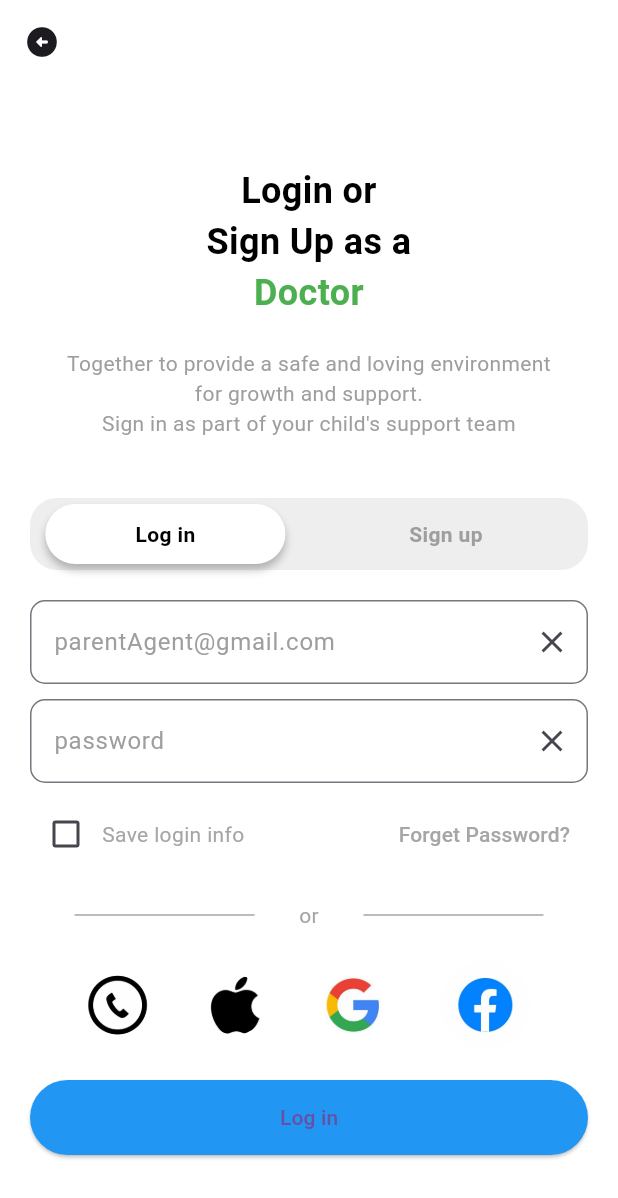
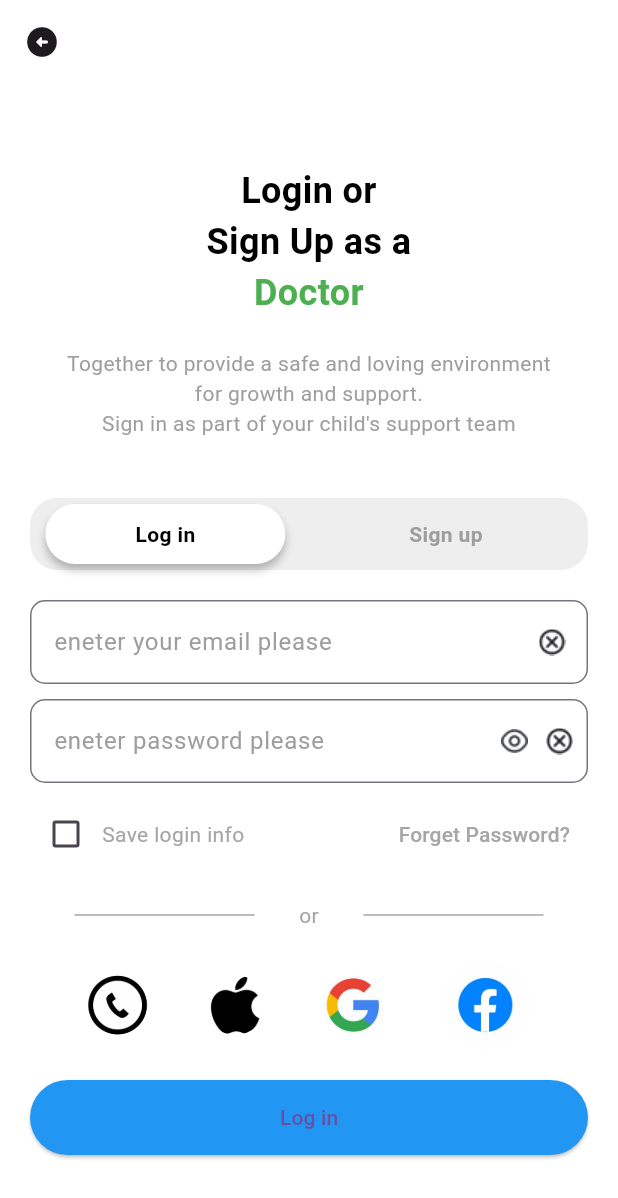
Before and after one commit to anasmohamed13/graduation_project, a Flutter app: the LoginPage screen opened directly, on a phone screen of 412 x 824 dp. Shown: the top 1198 px of the screen. Run offline on Flutter 3.47's test engine with Material 3 defaults, Android fonts, the phone set to English and light mode, and no system bars.

Commit message:
create method to build textfield & add icon cancel and eye

```diff
--- a/lib/ui/screen/sign/login/login_page.dart
+++ b/lib/ui/screen/sign/login/login_page.dart
@@ -1,4 +1,6 @@
 import 'package:flutter/material.dart';
+import 'package:garduationproject/ui/util/app_assets.dart';
+import 'package:garduationproject/ui/util/build_text_field.dart';
 import 'package:garduationproject/ui/widget/choosing_login.dart';
 import 'package:garduationproject/ui/widget/login_tabs.dart';
 
@@ -72,40 +74,86 @@ class _LoginPageState extends State<LoginPage> {
                 onToggle: toggleLoginSignUp,
               ),
               const SizedBox(height: 20),
-              TextField(
-                decoration: InputDecoration(
-                  hintText: 'parentAgent@gmail.com',
-                  hintStyle: const TextStyle(color: Colors.grey),
-                  suffixIcon: const Icon(Icons.close),
-                  border: OutlineInputBorder(
-                    borderRadius: BorderRadius.circular(10),
+              buildTextFiled(
+                  Padding(
+                    padding: const EdgeInsets.all(8),
+                    child: Image.asset(
+                      AppAssets.cancelIcon,
+                      width: 18,
+                      height: 18,
+                    ),
                   ),
-                ),
-              ),
+                  'eneter your email please'),
+              // TextField(
+              //   decoration: InputDecoration(
+              //     hintText: 'parentAgent@gmail.com',
+              //     hintStyle: const TextStyle(color: Colors.grey),
+              //     suffixIcon:  ,
+              //     border: OutlineInputBorder(
+              //       borderRadius: BorderRadius.circular(10),
+              //     ),
+              //   ),
+              // ),
               const SizedBox(height: 10),
-              TextField(
-                decoration: InputDecoration(
-                  hintText: 'password',
-                  hintStyle: const TextStyle(color: Colors.grey),
-                  suffixIcon: const Icon(Icons.close),
-                  border: OutlineInputBorder(
-                    borderRadius: BorderRadius.circular(10),
+              buildTextFiled(
+                  Padding(
+                    padding: const EdgeInsets.all(8),
+                    child: Container(
+                      width: 70,
+                      child: Row(
+                        mainAxisAlignment: MainAxisAlignment.end,
+                        children: [
+                          Image.asset(
+                            AppAssets.eyelIcon,
+                            width: 22,
+                            height: 22,
+                          ),
+                          const SizedBox(
+                            width: 8,
+                          ),
+                          Image.asset(
+                            AppAssets.cancelIcon,
+                            width: 22,
+                            height: 22,
+                          ),
+                        ],
+                      ),
+                    ),
                   ),
-                ),
-                obscureText: true,
-              ),
+                  'eneter password please '),
+              // TextField(
+              //   decoration: InputDecoration(
+              //     hintText: 'password',
+              //     hintStyle: const TextStyle(color: Colors.grey),
+              //     suffixIcon: const Icon(Icons.close),
+              //     border: OutlineInputBorder(
+              //       borderRadius: BorderRadius.circular(10),
+              //     ),
+              //   ),
+              //   obscureText: true,
+              // ),
               if (!isLogin) ...[
                 const SizedBox(height: 10),
-                TextField(
-                  decoration: InputDecoration(
-                    hintText: 'Phone Number',
-                    hintStyle: const TextStyle(color: Colors.grey),
-                    suffixIcon: const Icon(Icons.close),
-                    border: OutlineInputBorder(
-                      borderRadius: BorderRadius.circular(10),
+                buildTextFiled(
+                    Padding(
+                      padding: const EdgeInsets.all(8),
+                      child: Image.asset(
+                        AppAssets.cancelIcon,
+                        width: 18,
+                        height: 18,
+                      ),
                     ),
-                  ),
-                ),
+                    'enter your phone Number'),
+                // TextField(
+                //   decoration: InputDecoration(
+                //     hintText: 'Phone Number',
+                //     hintStyle: const TextStyle(color: Colors.grey),
+                //     suffixIcon: const Icon(Icons.close),
+                //     border: OutlineInputBorder(
+                //       borderRadius: BorderRadius.circular(10),
+                //     ),
+                //   ),
+                // ),
               ],
               const SizedBox(height: 10),
               Row(
--- a/lib/ui/util/app_assets.dart
+++ b/lib/ui/util/app_assets.dart
@@ -11,4 +11,6 @@ abstract class AppAssets {
   static const String gmail = 'assets/gmail.png';
   static const String facebook = 'assets/facebook.jpg';
   static const String appleID = 'assets/AppleID.png';
+  static const String cancelIcon = 'assets/cancelicon.png';
+  static const String eyelIcon = 'assets/eyeicon.png';
 }
--- /dev/null
+++ b/lib/ui/util/build_text_field.dart
@@ -0,0 +1,14 @@
+import 'package:flutter/material.dart';
+
+buildTextFiled(Widget? suffixIcon, String hintText) {
+  return TextField(
+    decoration: InputDecoration(
+      hintText: hintText,
+      hintStyle: const TextStyle(color: Colors.grey),
+      suffixIcon: suffixIcon,
+      border: OutlineInputBorder(
+        borderRadius: BorderRadius.circular(10),
+      ),
+    ),
+  );
+}
```
Also changed, not shown: assets/cancelicon.png (added), assets/eyeicon.png (added).
